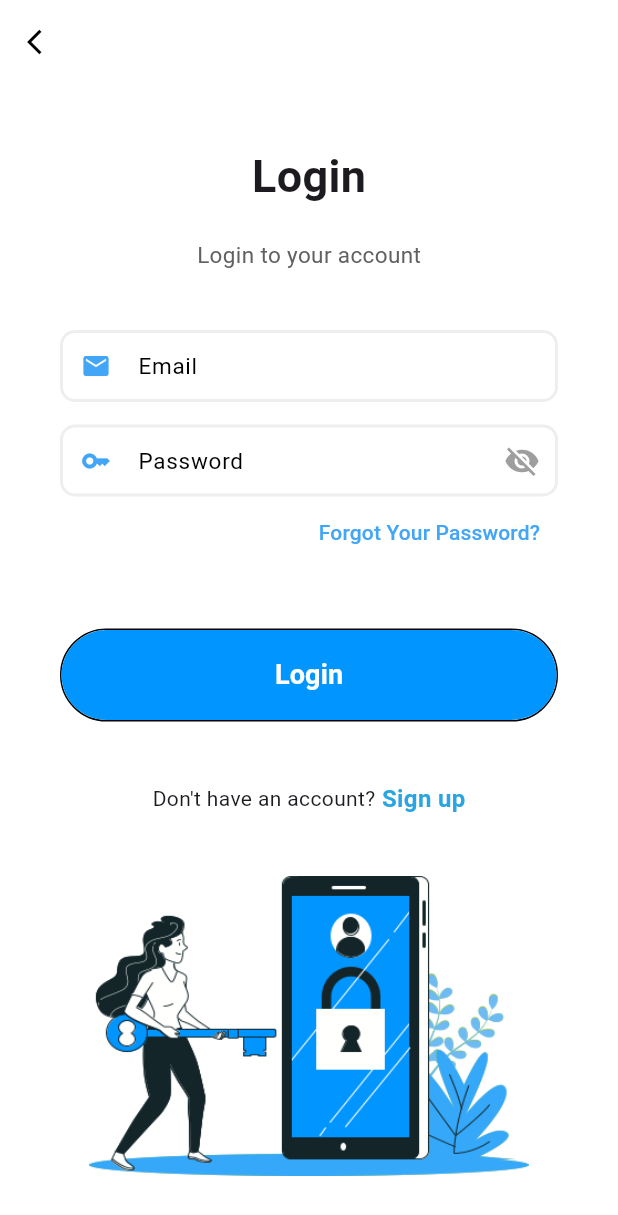
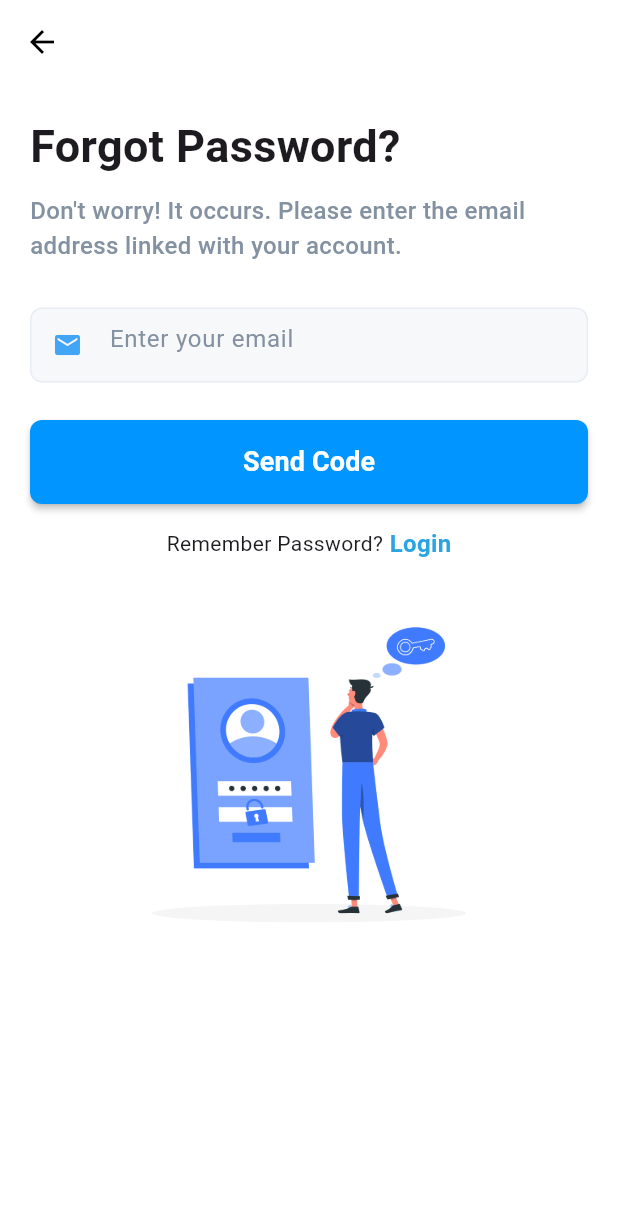
Before and after one commit to Krisnarhesa/MobileApp-FlutterProject, a Flutter app: the LoginPage screen opened directly, after a tap on "Forgot Your Password?", on a phone screen of 412 x 824 dp. Shown: the top 1215 px of the screen. Run offline on Flutter 3.47's test engine with Material 3 defaults, Android fonts, the light colour scheme and no system bars; our stand-ins replace font_awesome_flutter.

Commit message:
add forgot password page, update login, register and welcome page

```diff
--- /dev/null
+++ b/lib/forgotpasswordpage.dart
@@ -0,0 +1,217 @@
+import 'package:flutter/material.dart';
+import 'package:progmob_app/loginpage.dart';
+
+class ForgotPasswordPage extends StatefulWidget {
+  ForgotPasswordPage({super.key});
+
+  @override
+  State<ForgotPasswordPage> createState() => _ForgotPasswordPageState();
+}
+
+class _ForgotPasswordPageState extends State<ForgotPasswordPage> {
+  @override
+  Widget build(BuildContext context) {
+    return Scaffold(
+      backgroundColor: Colors.white,
+      appBar: AppBar(
+        backgroundColor: Colors.white,
+        elevation: 0,
+        iconTheme: IconThemeData(
+          color: Colors.black,
+        ),
+      ),
+      body: SafeArea(
+        child: SingleChildScrollView(
+          child: Column(
+            crossAxisAlignment: CrossAxisAlignment.start,
+            children: [
+              SizedBox(height: 20),
+              Padding(
+                padding: EdgeInsets.symmetric(
+                  horizontal: 20,
+                ),
+                child: SizedBox(
+                  width: MediaQuery.of(context).size.width * 0.8,
+                  child: Text(
+                    "Forgot Password?",
+                    style: TextStyle(
+                      fontSize: 30,
+                      fontWeight: FontWeight.w700,
+                    ),
+                  ),
+                ),
+              ),
+              Padding(
+                padding: EdgeInsets.symmetric(
+                  horizontal: 20,
+                  vertical: 10,
+                ),
+                child: Text(
+                  "Don't worry! It occurs. Please enter the email address linked with your account.",
+                  style: TextStyle(
+                    color: Color(0xFF8391A1),
+                    fontSize: 16,
+                    fontWeight: FontWeight.w500,
+                  ),
+                ),
+              ),
+              SizedBox(height: 20),
+              //email
+              Padding(
+                padding: EdgeInsets.symmetric(
+                  horizontal: 20,
+                ),
+                child: Container(
+                  decoration: BoxDecoration(
+                    color: Color(0xFFF7F8F9),
+                    border: Border.all(
+                      color: Color(0xFFE8ECF4),
+                    ),
+                    borderRadius: BorderRadius.circular(8),
+                  ),
+                  child: TextField(
+                    decoration: InputDecoration(
+                      border: InputBorder.none,
+                      hintText: 'Enter your email',
+                      hintStyle: TextStyle(
+                        color: Color(0xFF8391A1),
+                      ),
+                      prefixIcon: Icon(
+                        Icons.email,
+                        color: Colors.blue.shade400,
+                        size: 20,
+                      ),
+                    ),
+                  ),
+                ),
+              ),
+              SizedBox(height: 20),
+              Padding(
+                padding: EdgeInsets.symmetric(
+                  horizontal: 20,
+                  vertical: 5,
+                ),
+                child: Row(
+                  children: [
+                    Expanded(
+                      child: Builder(
+                        builder: (BuildContext context) {
+                          return MaterialButton(
+                            color: Color(0xff0095FF),
+                            shape: RoundedRectangleBorder(
+                              borderRadius: BorderRadius.circular(8),
+                            ),
+                            onPressed: () {
+                              _showNotification(context);
+                            },
+                            child: Padding(
+                              padding: EdgeInsets.all(15.0),
+                              child: Text(
+                                "Send Code",
+                                style: TextStyle(
+                                  fontWeight: FontWeight.w600,
+                                  fontSize: 18,
+                                  color: Colors.white,
+                                ),
+                              ),
+                            ),
+                          );
+                        },
+                      ),
+                    ),
+                  ],
+                ),
+              ),
+              SizedBox(height: 10),
+              Row(
+                mainAxisAlignment: MainAxisAlignment.center,
+                children: <Widget>[
+                  Text("Remember Password?"),
+                  InkWell(
+                    onTap: () {
+                      Navigator.push(
+                        context,
+                        MaterialPageRoute(
+                          builder: (context) => LoginPage(),
+                        ),
+                      );
+                    },
+                    child: Text(
+                      " Login",
+                      style: TextStyle(
+                        fontWeight: FontWeight.w600,
+                        fontSize: 16,
+                        color: Color.fromARGB(255, 42, 165, 226),
+                      ),
+                    ),
+                  ),
+                ],
+              ),
+              SizedBox(height: 10),
+              Container(
+                height: 270,
+                decoration: BoxDecoration(
+                  image: DecorationImage(
+                    image: AssetImage("assets/Forgotpassword.png"),
+                    fit: BoxFit.fitHeight,
+                  ),
+                ),
+              ),
+            ],
+          ),
+        ),
+      ),
+    );
+  }
+
+  void _showNotification(BuildContext context) {
+    OverlayEntry entry;
+    entry = OverlayEntry(
+      builder: (context) => Positioned(
+        top: MediaQuery.of(context).size.height * 0.05,
+        width: MediaQuery.of(context).size.width,
+        child: Material(
+          color: Colors.transparent,
+          child: Container(
+            alignment: Alignment.center,
+            child: Card(
+              color: Colors.blue,
+              elevation: 4,
+              margin: EdgeInsets.symmetric(horizontal: 20),
+              shape: RoundedRectangleBorder(
+                borderRadius: BorderRadius.circular(10),
+              ),
+              child: Padding(
+                padding: const EdgeInsets.all(10.0),
+                child: Row(
+                  mainAxisSize: MainAxisSize.min,
+                  children: [
+                    Icon(
+                      Icons.check_circle,
+                      color: Colors.white,
+                    ),
+                    SizedBox(width: 8),
+                    Text(
+                      'Hooray! Code sent successfully!',
+                      style: TextStyle(
+                        color: Colors.white,
+                        fontSize: 16,
+                        fontWeight: FontWeight.bold,
+                      ),
+                    ),
+                  ],
+                ),
+              ),
+            ),
+          ),
+        ),
+      ),
+    );
+
+    Overlay.of(context).insert(entry);
+
+    Future.delayed(Duration(seconds: 2), () {
+      entry.remove();
+    });
+  }
+}
--- a/lib/loginpage.dart
+++ b/lib/loginpage.dart
@@ -1,5 +1,6 @@
 import 'package:flutter/material.dart';
 import 'package:flutter/services.dart';
+import 'package:progmob_app/forgotpasswordpage.dart';
 import 'package:progmob_app/homepage.dart';
 import 'package:progmob_app/registerpage.dart';
 
@@ -40,7 +41,6 @@ class _LoginPageState extends State<LoginPage> {
         _isPasswordValid = true;
       });
     } else {
-      // Perform login authentication here
       Navigator.push(
           context, MaterialPageRoute(builder: (context) => HomePage()));
     }
@@ -115,6 +115,9 @@ class _LoginPageState extends State<LoginPage> {
                             errorText: _isEmailValid
                                 ? "Please enter a valid email"
                                 : null,
+                            errorStyle: TextStyle(
+                              fontSize: 12.0,
+                            ),
                             contentPadding: EdgeInsets.symmetric(
                                 vertical: 0, horizontal: 10),
                             enabledBorder: OutlineInputBorder(
@@ -157,6 +160,9 @@ class _LoginPageState extends State<LoginPage> {
                             errorText: _isPasswordValid
                                 ? "Password is required"
                                 : null,
+                            errorStyle: TextStyle(
+                              fontSize: 12.0,
+                            ),
                             contentPadding: EdgeInsets.symmetric(
                                 vertical: 0, horizontal: 10),
                             enabledBorder: OutlineInputBorder(
@@ -195,7 +201,13 @@ class _LoginPageState extends State<LoginPage> {
                           mainAxisAlignment: MainAxisAlignment.end,
                           children: [
                             TextButton(
-                              onPressed: () {},
+                              onPressed: () {
+                                Navigator.push(
+                                    context,
+                                    MaterialPageRoute(
+                                        builder: (context) =>
+                                            ForgotPasswordPage()));
+                              },
                               child: Text(
                                 'Forgot Your Password?',
                                 style: TextStyle(
@@ -236,6 +248,7 @@ class _LoginPageState extends State<LoginPage> {
                       ),
                     ),
                   ),
+                  SizedBox(height: 15),
                   Row(
                     mainAxisAlignment: MainAxisAlignment.center,
                     children: <Widget>[
--- a/lib/welcomepage.dart
+++ b/lib/welcomepage.dart
@@ -1,15 +1,41 @@
+import 'dart:async';
 import 'package:flutter/material.dart';
 import 'package:progmob_app/loginpage.dart';
 import 'package:progmob_app/registerpage.dart';
 
 class WelcomePage extends StatefulWidget {
-  const WelcomePage({super.key});
+  const WelcomePage({Key? key}) : super(key: key);
 
   @override
   State<WelcomePage> createState() => _WelcomePageState();
 }
 
 class _WelcomePageState extends State<WelcomePage> {
+  int _currentPageIndex = 0;
+  List<String> _imagePaths = [
+    "assets/welcome1.png",
+    "assets/welcome.png",
+    "assets/welcome2.png",
+    "assets/welcome3.png",
+  ];
+  late Timer _timer;
+
+  @override
+  void initState() {
+    super.initState();
+    _timer = Timer.periodic(Duration(seconds: 3), (timer) {
+      setState(() {
+        _currentPageIndex = (_currentPageIndex + 1) % _imagePaths.length;
+      });
+    });
+  }
+
+  @override
+  void dispose() {
+    _timer.cancel();
+    super.dispose();
+  }
+
   @override
   Widget build(BuildContext context) {
     return Scaffold(
@@ -48,11 +74,22 @@ class _WelcomePageState extends State<WelcomePage> {
                 Container(
                   height: MediaQuery.of(context).size.height / 2,
                   width: double.infinity,
-                  decoration: BoxDecoration(
-                    image: DecorationImage(
-                      image: AssetImage("assets/welcome.png"),
-                      fit: BoxFit.cover,
-                    ),
+                  child: Stack(
+                    children: _imagePaths
+                        .map(
+                          (path) => AnimatedOpacity(
+                            opacity:
+                                _imagePaths.indexOf(path) == _currentPageIndex
+                                    ? 1.0
+                                    : 0.0,
+                            duration: Duration(seconds: 1),
+                            child: Image.asset(
+                              path,
+                              fit: BoxFit.cover,
+                            ),
+                          ),
+                        )
+                        .toList(),
                   ),
                 ),
                 Column(
--- a/pubspec.yaml
+++ b/pubspec.yaml
@@ -23,3 +23,7 @@ flutter:
     - assets/Login.png
     - assets/google.png
     - assets/twitter.png
+    - assets/Forgotpassword.png
+    - assets/welcome1.png
+    - assets/welcome2.png
+    - assets/welcome3.png
```
Also changed, not shown: lib/registerpage.dart (+13 -1 lines), assets/Forgotpassword.png (added), assets/welcome1.png (added), assets/welcome2.png (added), assets/welcome3.png (added).
